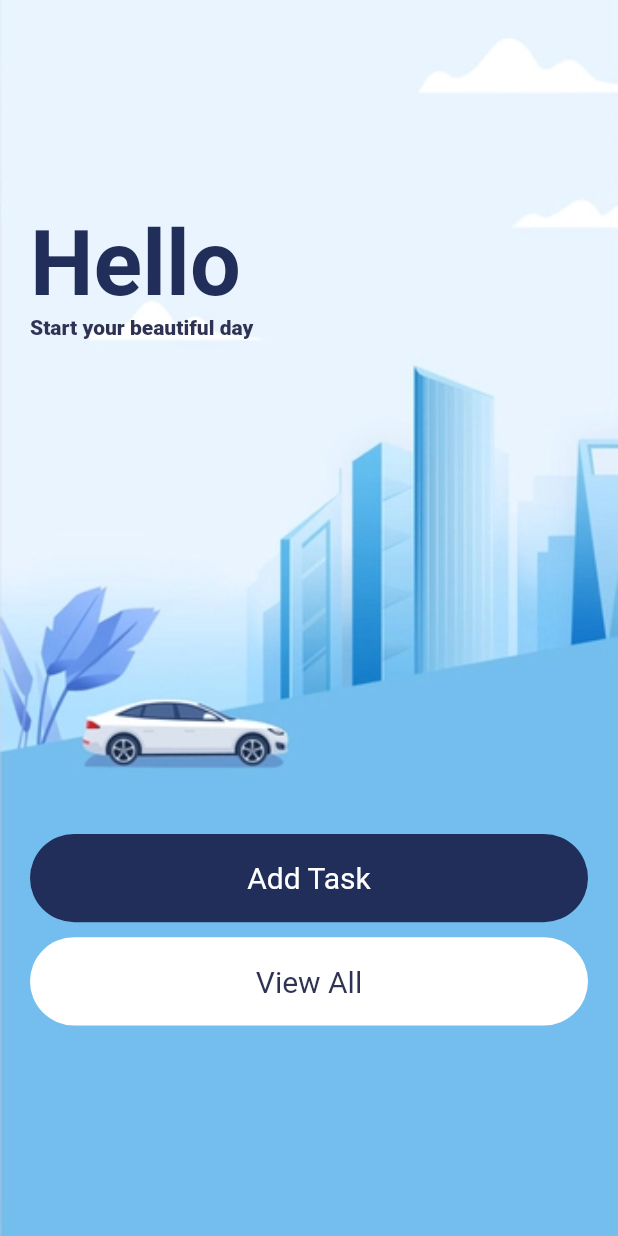
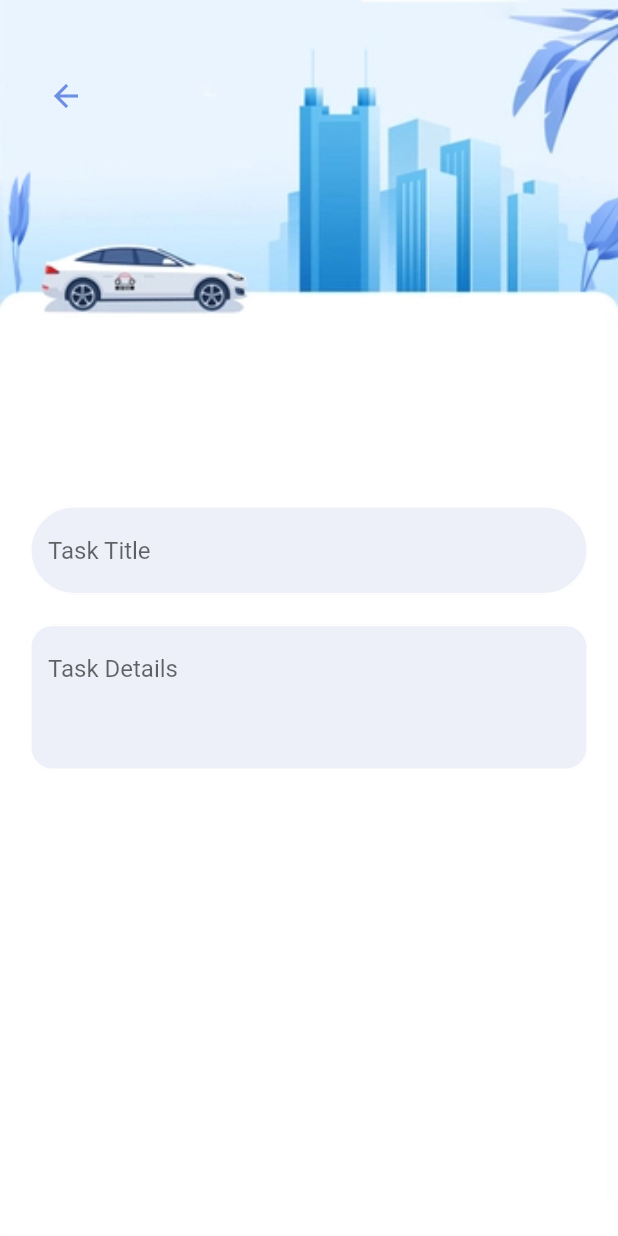
Before and after one commit to Andrewzhan2001/TaskManager_Frontend_Flutter, a Flutter app: the screen it shows after launch, on a phone screen of 412 x 824 dp. Run offline on Flutter 3.47's test engine with Material 2 defaults, Android fonts, the phone set to English and light mode, and no system bars.

Commit message:
add the text field for the input

```diff
--- /dev/null
+++ b/lib/component/inputField.dart
@@ -0,0 +1,40 @@
+import 'package:flutter/cupertino.dart';
+import 'package:flutter/material.dart';
+import 'package:taskmanager/utils/appColors.dart';
+
+class InputField extends StatefulWidget {
+  final TextEditingController textController;
+  final String hintText;
+  final double borderRadius;
+  final int? maxLines;
+  const InputField({Key? key,
+    required this.textController,
+    required this.hintText,
+    this.borderRadius=30,
+    this.maxLines = 1})
+      : super(key: key);
+
+  @override
+  State<InputField> createState() => _InputFieldState();
+}
+
+class _InputFieldState extends State<InputField> {
+  @override
+  Widget build(BuildContext context) {
+    return TextField(
+      maxLines: widget.maxLines,
+      controller: widget.textController,
+      decoration: InputDecoration(
+          filled: true,
+          fillColor: AppColors.textHolder,
+          hintText: widget.hintText,
+          focusedBorder: OutlineInputBorder(
+            borderRadius: BorderRadius.circular(widget.borderRadius),
+            borderSide: const BorderSide(color: Colors.blue, width: 1),
+          ),
+          enabledBorder: OutlineInputBorder(
+              borderRadius: BorderRadius.circular(widget.borderRadius),
+              borderSide: BorderSide(color: Colors.white, width: 1))),
+    );
+  }
+}
--- a/lib/main.dart
+++ b/lib/main.dart
@@ -1,4 +1,5 @@
 import 'package:flutter/material.dart';
+import 'package:taskmanager/screens/addTask.dart';
 import 'package:taskmanager/screens/homeScreen.dart';
 
 void main() {
@@ -17,7 +18,7 @@ class MyApp extends StatelessWidget {
       theme: ThemeData(
         primarySwatch: Colors.blue,
       ),
-      home: const homeScreen(), // initial route
+      home: const AddTask(), // initial route
     );
   }
 }
--- /dev/null
+++ b/lib/screens/addTask.dart
@@ -0,0 +1,70 @@
+import 'package:flutter/material.dart';
+import 'package:taskmanager/component/inputField.dart';
+import 'package:taskmanager/utils/appColors.dart';
+
+class AddTask extends StatefulWidget {
+  const AddTask({Key? key}) : super(key: key);
+
+  @override
+  State<AddTask> createState() => _AddTaskState();
+}
+
+class _AddTaskState extends State<AddTask> {
+  @override
+  Widget build(BuildContext context) {
+    TextEditingController nameController = TextEditingController();
+    TextEditingController detailController = TextEditingController();
+    return Scaffold(
+      body: Container(
+        width: double.maxFinite,
+        height: double.maxFinite,
+        padding: const EdgeInsets.only(left: 20, right: 20),
+        decoration: const BoxDecoration(
+            image: DecorationImage(
+                fit: BoxFit.fitWidth,
+                image: AssetImage("assets/addtask1.jpg"))),
+        child: Column(
+          crossAxisAlignment: CrossAxisAlignment.start,
+          mainAxisAlignment: MainAxisAlignment.spaceBetween,
+          children: [
+            //for holding the top button
+            Column(children: [
+              SizedBox(height: 40),
+              IconButton(
+                  onPressed: () {},
+                  icon: Icon(
+                    Icons.arrow_back,
+                    color: AppColors.secondaryColor,
+                  ))
+            ]),
+            // for holding input field
+            Column(
+              children: [
+                InputField(
+                  textController: nameController,
+                  hintText: "Task Title",
+                  borderRadius: 30),
+                const SizedBox(
+                  height: 20,
+                ),
+                InputField(
+                  textController: detailController,
+                  hintText: "Task Details",
+                  borderRadius: 15,
+                  maxLines: 3,
+                ),
+                const SizedBox(
+                  height: 20,
+                ),
+
+              ],
+            ),
+            SizedBox( // push the text field above
+              height: MediaQuery.of(context).size.height / 20,
+            )
+          ],
+        ),
+      ),
+    );
+  }
+}
--- a/lib/screens/homeScreen.dart
+++ b/lib/screens/homeScreen.dart
@@ -47,7 +47,7 @@ class _homeScreenState extends State<homeScreen> {
             ),
             SizedBox( height: MediaQuery.of(context).size.height / 2.5,),
             Button(background: AppColors.mainColor, text: "Add Task", textColor: Colors.white),
-            SizedBox(height: 10),
+            SizedBox(height: 20),
             Button(background: Colors.white, text: "View All", textColor: AppColors.smallTextColor)
           ],
         ),
```
